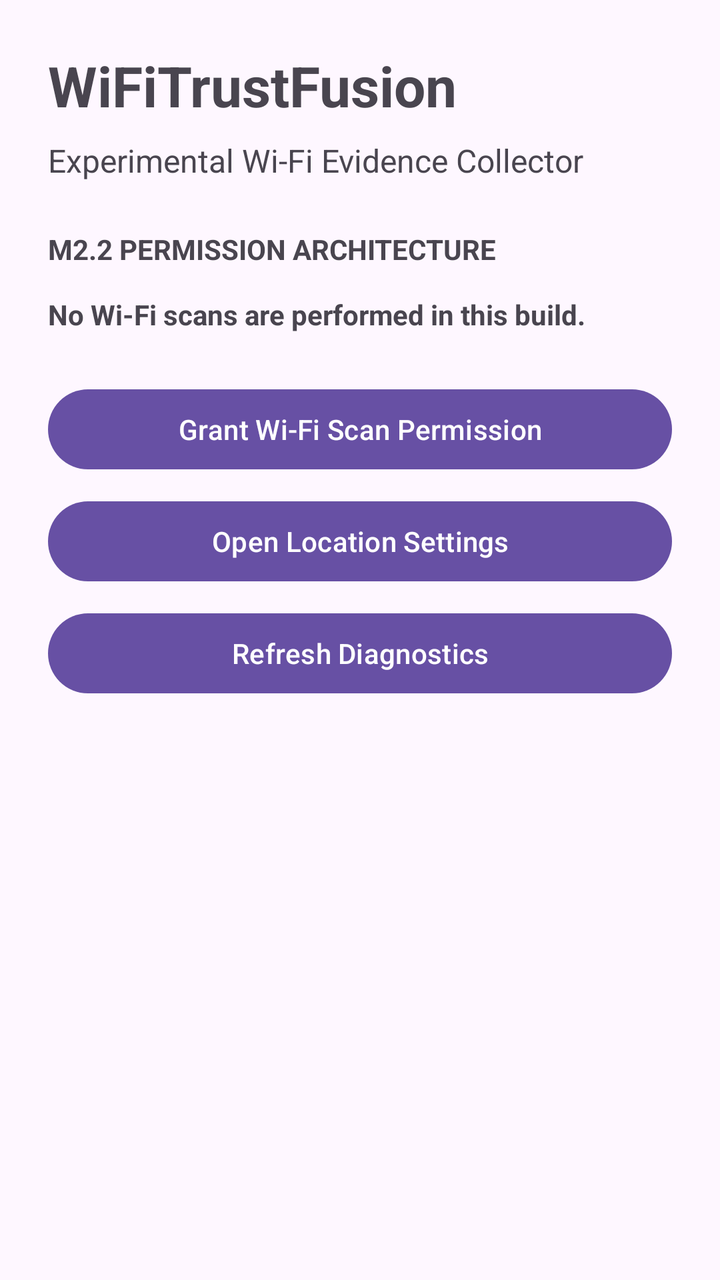
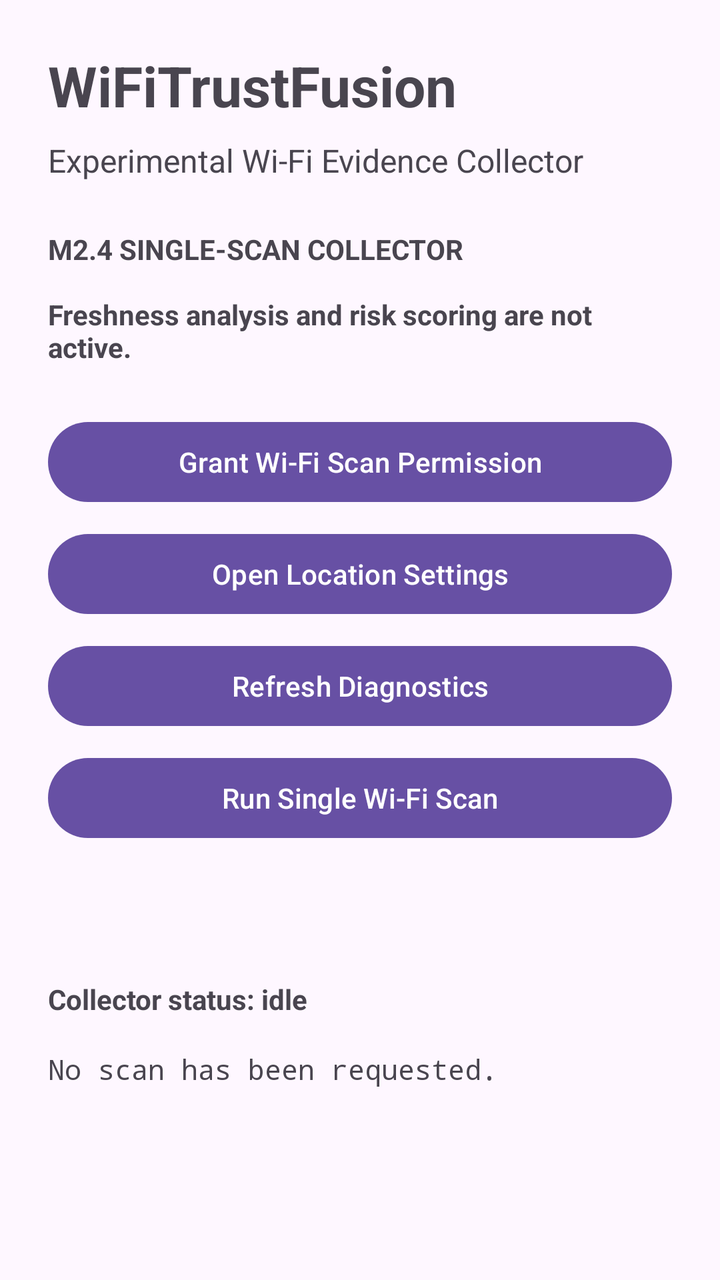

An Android layout rendered at two revisions. The XML below is the earlier revision; the diff shows what the commit changed to produce the second picture.
<!-- AndroidManifest.xml: application theme Theme.WiFiTrustFusion -->
<!-- res/layout/activity_main.xml -->
<?xml version="1.0" encoding="utf-8"?>
<ScrollView
    xmlns:android="http://schemas.android.com/apk/res/android"
    android:layout_width="match_parent"
    android:layout_height="match_parent"
    android:fillViewport="true">

    <LinearLayout
        android:layout_width="match_parent"
        android:layout_height="wrap_content"
        android:orientation="vertical"
        android:padding="24dp">

        <TextView
            android:id="@+id/textTitle"
            android:layout_width="match_parent"
            android:layout_height="wrap_content"
            android:text="WiFiTrustFusion"
            android:textSize="28sp"
            android:textStyle="bold" />

        <TextView
            android:id="@+id/textSubtitle"
            android:layout_width="match_parent"
            android:layout_height="wrap_content"
            android:layout_marginTop="8dp"
            android:text="Experimental Wi-Fi Evidence Collector"
            android:textSize="16sp" />

        <TextView
            android:id="@+id/textStage"
            android:layout_width="match_parent"
            android:layout_height="wrap_content"
            android:layout_marginTop="24dp"
            android:text="M2.2 PERMISSION ARCHITECTURE&#10;&#10;No Wi-Fi scans are performed in this build."
            android:textStyle="bold" />

        <Button
            android:id="@+id/buttonRequestPermission"
            android:layout_width="match_parent"
            android:layout_height="wrap_content"
            android:layout_marginTop="24dp"
            android:text="Grant Wi-Fi Scan Permission" />

        <Button
            android:id="@+id/buttonLocationSettings"
            android:layout_width="match_parent"
            android:layout_height="wrap_content"
            android:layout_marginTop="8dp"
            android:text="Open Location Settings" />

        <Button
            android:id="@+id/buttonRefresh"
            android:layout_width="match_parent"
            android:layout_height="wrap_content"
            android:layout_marginTop="8dp"
            android:text="Refresh Diagnostics" />

        <TextView
            android:id="@+id/textDiagnostics"
            android:layout_width="match_parent"
            android:layout_height="wrap_content"
            android:layout_marginTop="24dp"
            android:fontFamily="monospace"
            android:textIsSelectable="true"
            android:textSize="14sp" />

    </LinearLayout>

</ScrollView>
<!-- resources referenced by this layout -->
<resources>
  <style name="Theme.WiFiTrustFusion" parent="Base.Theme.WiFiTrustFusion" />
  <style name="Base.Theme.WiFiTrustFusion" parent="Theme.Material3.DayNight.NoActionBar">
          
          
      </style>
</resources>

<!-- the commit's change to res/layout/activity_main.xml (unified diff, before → after) -->
@@ -32,7 +32,7 @@
             android:layout_width="match_parent"
             android:layout_height="wrap_content"
             android:layout_marginTop="24dp"
-            android:text="M2.2 PERMISSION ARCHITECTURE&#10;&#10;No Wi-Fi scans are performed in this build."
+            android:text="M2.4 SINGLE-SCAN COLLECTOR&#10;&#10;Freshness analysis and risk scoring are not active."
             android:textStyle="bold" />
 
         <Button
@@ -56,6 +56,13 @@
             android:layout_marginTop="8dp"
             android:text="Refresh Diagnostics" />
 
+        <Button
+            android:id="@+id/buttonRunSingleScan"
+            android:layout_width="match_parent"
+            android:layout_height="wrap_content"
+            android:layout_marginTop="8dp"
+            android:text="Run Single Wi-Fi Scan" />
+
         <TextView
             android:id="@+id/textDiagnostics"
             android:layout_width="match_parent"
@@ -65,6 +72,24 @@
             android:textIsSelectable="true"
             android:textSize="14sp" />
 
+        <TextView
+            android:id="@+id/textScanStatus"
+            android:layout_width="match_parent"
+            android:layout_height="wrap_content"
+            android:layout_marginTop="24dp"
+            android:text="Collector status: idle"
+            android:textStyle="bold" />
+
+        <TextView
+            android:id="@+id/textScanResults"
+            android:layout_width="match_parent"
+            android:layout_height="wrap_content"
+            android:layout_marginTop="16dp"
+            android:fontFamily="monospace"
+            android:text="No scan has been requested."
+            android:textIsSelectable="true"
+            android:textSize="14sp" />
+
     </LinearLayout>
 
 </ScrollView>
